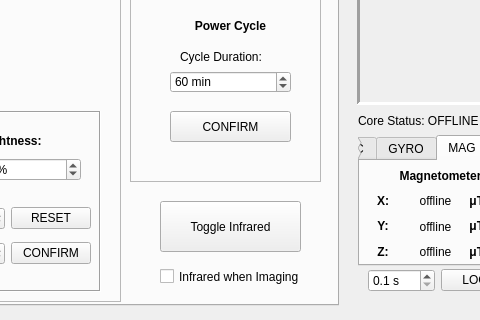
First picture: the form in _ui/Clinostat.ui, repository CoCl-Jerry/SciSpin_Max_Dev, before the edit; both pictures show x 302 to 782 and y 255 to 575 of the 1024 by 575 pixel window.
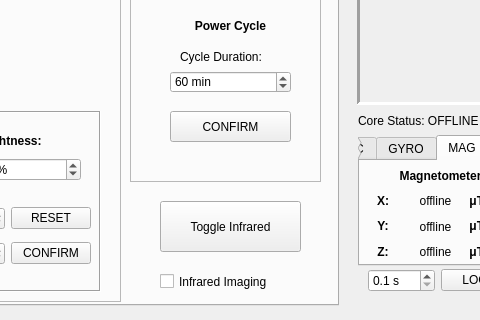
Second picture: the form after the edit. The open tabs and pages were chosen to show the change. Icons and pictures are not drawn.

The edit to the form file:
```diff
--- a/_ui/Clinostat.ui
+++ b/_ui/Clinostat.ui
@@ -523,15 +523,15 @@
        <rect>
         <x>450</x>
         <y>480</y>
-        <width>141</width>
-        <height>31</height>
+        <width>161</width>
+        <height>41</height>
        </rect>
       </property>
       <property name="toolTip">
        <string>Briefly switch off all visible light LEDs and toggle on infrared LEDs during imaging, light is restored afterwards</string>
       </property>
       <property name="text">
-       <string>Infrared when Imaging</string>
+       <string>Infrared Imaging</string>
       </property>
      </widget>
     </widget>
```
Left out of the diff: 23 changed lines with no effect on the pictures.
